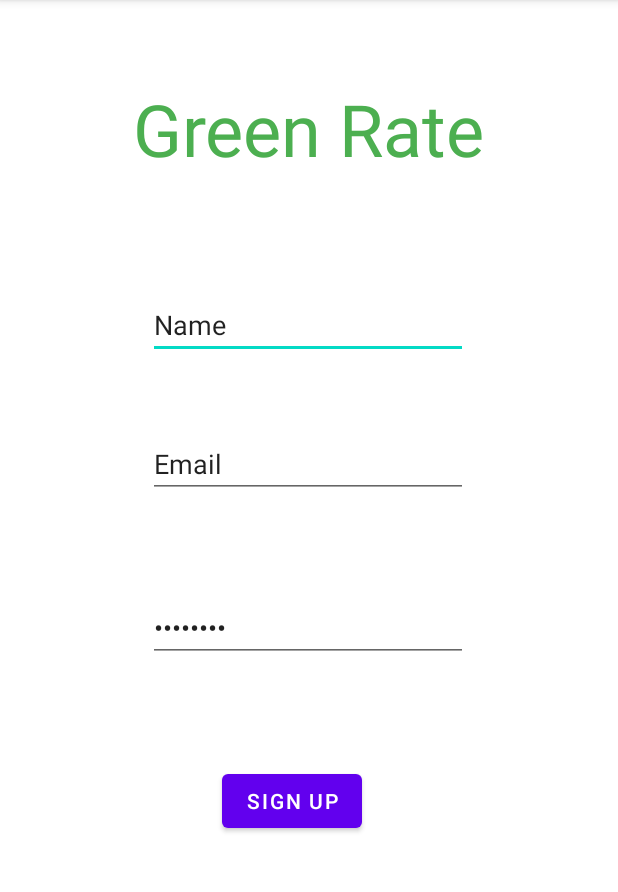
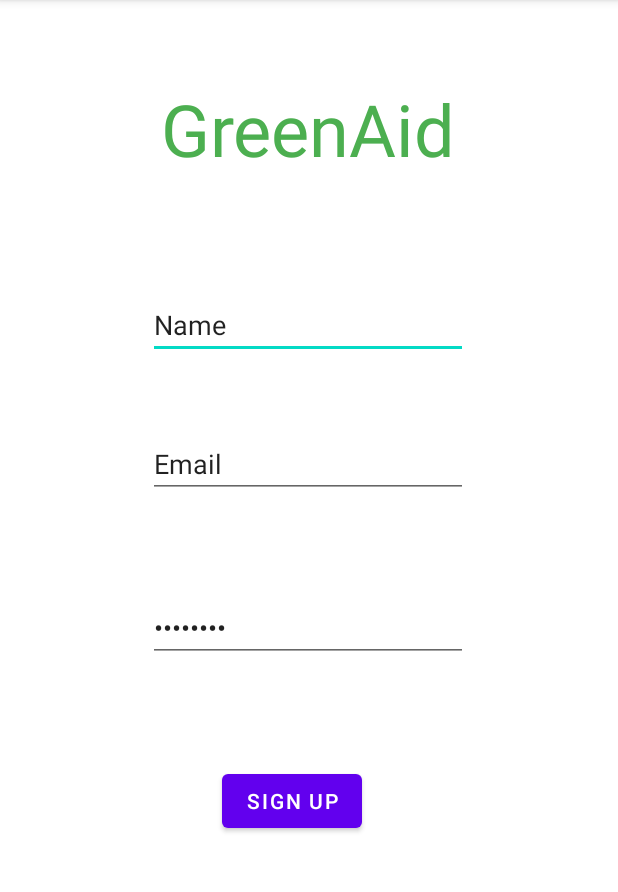
Before and after one commit to Cabba4/HeroToZeroHackathon, an Android app: the registerPerson screen opened directly, with no data from a screen before it, on a phone screen of 412 x 824 dp, the part 84-976 px from its top. Run offline under Robolectric (Android 15) with nearby library versions, the light colour scheme and no system bars; network calls fail.

Commit message:
greenAid

```diff
--- a/RouteSuggester/app/src/main/res/layout/activity_register_person.xml
+++ b/RouteSuggester/app/src/main/res/layout/activity_register_person.xml
@@ -29,7 +29,7 @@
         android:layout_marginStart="100dp"
         android:layout_marginTop="53dp"
         android:layout_marginEnd="101dp"
-        android:text="Green Rate"
+        android:text="@string/appName"
         android:textAlignment="center"
         android:textColor="#4CAF50"
         android:textSize="48sp"
--- a/RouteSuggester/app/src/main/res/values/strings.xml
+++ b/RouteSuggester/app/src/main/res/values/strings.xml
@@ -3,5 +3,5 @@
     <string name="title_activity_community_stats">communityStats</string>
     <!-- Strings used for fragments for navigation -->
 
-    <string name="appName">GreenRate</string>
+    <string name="appName">GreenAid</string>
 </resources>
```
